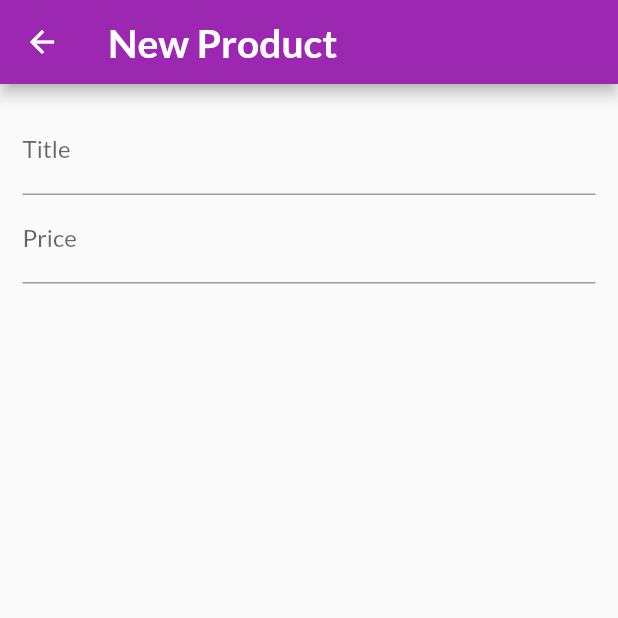
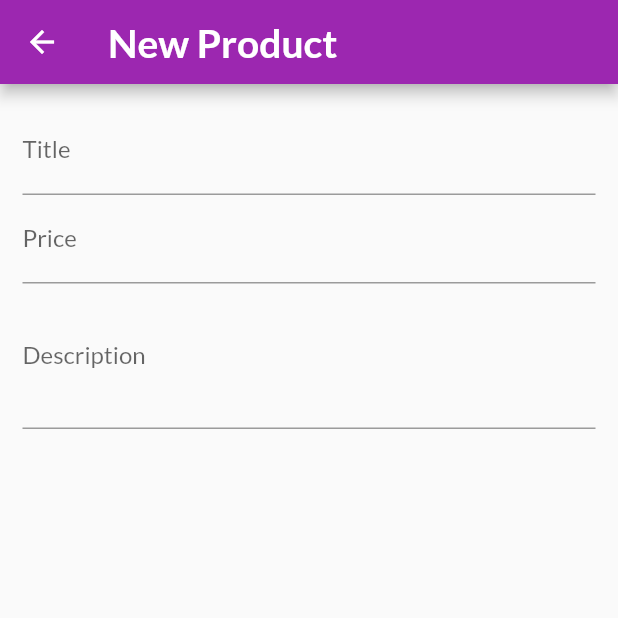
Before and after one commit to kpirabaharan/Flutter, a Flutter app: the EditProductScreen screen opened by its route, on a phone screen of 412 x 824 dp, the top half of it. Run offline on Flutter 3.47's test engine with Material 2 defaults, Android fonts, the phone set to English and light mode, and no system bars; network calls fail.

Commit message:
Section 9: Added Description and Disposed FocusNodes
Signed-off-by: Keeshigan Pirabaharan <kpirabaharan3@gmail.com>

```diff
--- a/section_8_shop_app/lib/screens/edit_product_screen.dart
+++ b/section_8_shop_app/lib/screens/edit_product_screen.dart
@@ -10,6 +10,14 @@ class EditProductScreen extends StatefulWidget {
 
 class _EditProductScreenState extends State<EditProductScreen> {
   final _priceFocusNode = FocusNode();
+  final _descriptionFocusNode = FocusNode();
+
+  @override
+  void dispose() {
+    _priceFocusNode.dispose();
+    _descriptionFocusNode.dispose();
+    super.dispose();
+  }
 
   @override
   Widget build(BuildContext context) {
@@ -33,7 +41,15 @@ class _EditProductScreenState extends State<EditProductScreen> {
                 textInputAction: TextInputAction.next,
                 keyboardType: TextInputType.number,
                 focusNode: _priceFocusNode,
-              )
+                onFieldSubmitted: (_) =>
+                    FocusScope.of(context).requestFocus(_descriptionFocusNode),
+              ),
+              TextFormField(
+                decoration: InputDecoration(labelText: 'Description'),
+                maxLines: 3,
+                keyboardType: TextInputType.multiline,
+                focusNode: _descriptionFocusNode,
+              ),
             ],
           ),
         ),
```
